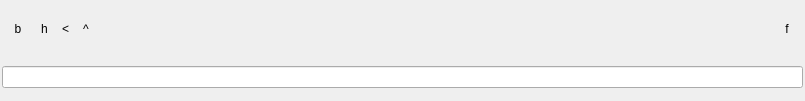
Grum999/BuliCommander, file bulicommander/bc/resources/bcpathbar.ui: the form before one commit.
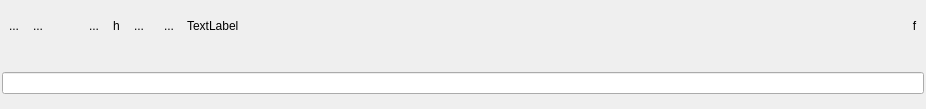
The form after the commit. The open tabs and pages were chosen to show the change. Icons and pictures are not drawn. Custom widgets are drawn as their Qt base class.

Patch:
```diff
--- a/bulicommander/bc/resources/bcpathbar.ui
+++ b/bulicommander/bc/resources/bcpathbar.ui
@@ -6,16 +6,22 @@
    <rect>
     <x>0</x>
     <y>0</y>
-    <width>805</width>
-    <height>101</height>
+    <width>926</width>
+    <height>109</height>
    </rect>
   </property>
   <property name="sizePolicy">
-   <sizepolicy hsizetype="Preferred" vsizetype="Maximum">
+   <sizepolicy hsizetype="Preferred" vsizetype="Fixed">
     <horstretch>0</horstretch>
     <verstretch>0</verstretch>
    </sizepolicy>
   </property>
+  <property name="minimumSize">
+   <size>
+    <width>0</width>
+    <height>0</height>
+   </size>
+  </property>
   <property name="windowTitle">
    <string>Frame</string>
   </property>
@@ -23,6 +29,9 @@
    <enum>QFrame::NoFrame</enum>
   </property>
   <layout class="QVBoxLayout" name="verticalLayout_2">
+   <property name="sizeConstraint">
+    <enum>QLayout::SetDefaultConstraint</enum>
+   </property>
    <property name="leftMargin">
     <number>0</number>
    </property>
@@ -38,11 +47,17 @@
    <item>
     <widget class="QWidget" name="widgetPath" native="true">
      <property name="sizePolicy">
-      <sizepolicy hsizetype="Preferred" vsizetype="Maximum">
+      <sizepolicy hsizetype="Preferred" vsizetype="Preferred">
        <horstretch>0</horstretch>
        <verstretch>0</verstretch>
       </sizepolicy>
      </property>
+     <property name="minimumSize">
+      <size>
+       <width>0</width>
+       <height>0</height>
+      </size>
+     </property>
      <layout class="QHBoxLayout" name="horizontalLayout_2">
       <property name="spacing">
        <number>0</number>
@@ -59,6 +74,51 @@
       <property name="bottomMargin">
        <number>2</number>
       </property>
+      <item>
+       <widget class="QToolButton" name="btHome">
+        <property name="toolTip">
+         <string>Go to user home directory</string>
+        </property>
+        <property name="statusTip">
+         <string>Go to user home directory</string>
+        </property>
+        <property name="text">
+         <string>...</string>
+        </property>
+        <property name="icon">
+         <iconset resource="dark_icons.qrc">
+          <normaloff>:/images/home</normaloff>:/images/home</iconset>
+        </property>
+        <property name="autoRaise">
+         <bool>true</bool>
+        </property>
+       </widget>
+      </item>
+      <item>
+       <widget class="QToolButton" name="btSavedViews">
+        <property name="toolTip">
+         <string>Views</string>
+        </property>
+        <property name="statusTip">
+         <string>Saved views list</string>
+        </property>
+        <property name="text">
+         <string>...</string>
+        </property>
+        <property name="icon">
+         <iconset resource="dark_icons.qrc">
+          <normaloff>:/images/saved_view</normaloff>
+          <disabledoff>:/images_d/saved_view</disabledoff>
+          <disabledon>:/images_d/saved_view</disabledon>:/images/saved_view</iconset>
+        </property>
+        <property name="popupMode">
+         <enum>QToolButton::InstantPopup</enum>
+        </property>
+        <property name="autoRaise">
+         <bool>true</bool>
+        </property>
+       </widget>
+      </item>
       <item>
        <widget class="QToolButton" name="btBookmark">
         <property name="sizePolicy">
@@ -98,7 +158,33 @@
          <string>Bookmark</string>
         </property>
         <property name="text">
-         <string>b</string>
+         <string/>
+        </property>
+        <property name="icon">
+         <iconset resource="dark_icons.qrc">
+          <normaloff>:/images/bookmarks</normaloff>
+          <disabledoff>:/images_d/bookmarks</disabledoff>
+          <disabledon>:/images_d/bookmarks</disabledon>:/images/bookmarks</iconset>
+        </property>
+        <property name="popupMode">
+         <enum>QToolButton::InstantPopup</enum>
+        </property>
+        <property name="autoRaise">
+         <bool>true</bool>
+        </property>
+       </widget>
+      </item>
+      <item>
+       <widget class="QToolButton" name="btLastDocuments">
+        <property name="toolTip">
+         <string>Last documents</string>
+        </property>
+        <property name="text">
+         <string>...</string>
+        </property>
+        <property name="icon">
+         <iconset resource="dark_icons.qrc">
+          <normaloff>:/images/saved_view_last</normaloff>:/images/saved_view_last</iconset>
         </property>
         <property name="popupMode">
          <enum>QToolButton::InstantPopup</enum>
@@ -122,29 +208,9 @@
        </widget>
       </item>
       <item>
-       <widget class="QToolButton" name="btBack">
-        <property name="text">
-         <string>&lt;</string>
-        </property>
-        <property name="autoRaise">
-         <bool>true</bool>
-        </property>
-       </widget>
-      </item>
-      <item>
-       <widget class="QToolButton" name="btUp">
-        <property name="text">
-         <string>^</string>
-        </property>
-        <property name="autoRaise">
-         <bool>true</bool>
-        </property>
-       </widget>
-      </item>
-      <item>
-       <widget class="BreadcrumbsAddressBar" name="frameBreacrumbPath">
+       <widget class="QStackedWidget" name="swBarMode">
         <property name="sizePolicy">
-         <sizepolicy hsizetype="Preferred" vsizetype="MinimumExpanding">
+         <sizepolicy hsizetype="Preferred" vsizetype="Maximum">
           <horstretch>0</horstretch>
           <verstretch>0</verstretch>
          </sizepolicy>
@@ -152,9 +218,152 @@
         <property name="frameShape">
          <enum>QFrame::NoFrame</enum>
         </property>
-        <property name="frameShadow">
-         <enum>QFrame::Raised</enum>
-        </property>
+        <widget class="QWidget" name="pagePath">
+         <layout class="QHBoxLayout" name="horizontalLayout">
+          <property name="spacing">
+           <number>6</number>
+          </property>
+          <property name="leftMargin">
+           <number>0</number>
+          </property>
+          <property name="topMargin">
+           <number>0</number>
+          </property>
+          <property name="rightMargin">
+           <number>0</number>
+          </property>
+          <property name="bottomMargin">
+           <number>0</number>
+          </property>
+          <item>
+           <widget class="QToolButton" name="btBack">
+            <property name="toolTip">
+             <string>Back</string>
+            </property>
+            <property name="statusTip">
+             <string>Go to previous directory</string>
+            </property>
+            <property name="text">
+             <string>&lt;</string>
+            </property>
+            <property name="icon">
+             <iconset resource="dark_icons.qrc">
+              <normaloff>:/images/goback</normaloff>
+              <disabledoff>:/images_d/goback</disabledoff>
+              <disabledon>:/images_d/goback</disabledon>:/images/goback</iconset>
+            </property>
+            <property name="autoRaise">
+             <bool>true</bool>
+            </property>
+           </widget>
+          </item>
+          <item>
+           <widget class="QToolButton" name="btUp">
+            <property name="toolTip">
+             <string>Up</string>
+            </property>
+            <property name="statusTip">
+             <string>Go to parent directory</string>
+            </property>
+            <property name="text">
+             <string>^</string>
+            </property>
+            <property name="icon">
+             <iconset resource="dark_icons.qrc">
+              <normaloff>:/images/goup</normaloff>
+              <disabledoff>:/images_d/goup</disabledoff>
+              <disabledon>:/images_d/goup</disabledon>:/images/goup</iconset>
+            </property>
+            <property name="autoRaise">
+             <bool>true</bool>
+            </property>
+           </widget>
+          </item>
+          <item>
+           <widget class="BreadcrumbsAddressBar" name="frameBreacrumbPath">
+            <property name="sizePolicy">
+             <sizepolicy hsizetype="Preferred" vsizetype="MinimumExpanding">
+              <horstretch>0</horstretch>
+              <verstretch>0</verstretch>
+             </sizepolicy>
+            </property>
+            <property name="frameShape">
+             <enum>QFrame::NoFrame</enum>
+            </property>
+            <property name="frameShadow">
+             <enum>QFrame::Raised</enum>
+            </property>
+           </widget>
+          </item>
+         </layout>
+        </widget>
+        <widget class="QWidget" name="pageQuery">
+         <property name="sizePolicy">
+          <sizepolicy hsizetype="Preferred" vsizetype="Maximum">
+           <horstretch>0</horstretch>
+           <verstretch>0</verstretch>
+          </sizepolicy>
+         </property>
+         <layout class="QHBoxLayout" name="horizontalLayout_3">
+          <property name="leftMargin">
+           <number>0</number>
+          </property>
+          <property name="topMargin">
+           <number>0</number>
+          </property>
+          <property name="rightMargin">
+           <number>0</number>
+          </property>
+          <property name="bottomMargin">
+           <number>0</number>
+          </property>
+          <item>
+           <widget class="QToolButton" name="btBack2">
+            <property name="text">
+             <string>...</string>
+            </property>
+            <property name="icon">
+             <iconset resource="dark_icons.qrc">
+              <normaloff>:/images/goback</normaloff>
+              <disabledoff>:/images_d/goback</disabledoff>
+              <disabledon>:/images_d/goback</disabledon>:/images/goback</iconset>
+            </property>
+            <property name="autoRaise">
+             <bool>true</bool>
+            </property>
+           </widget>
+          </item>
+          <item>
+           <widget class="QToolButton" name="btUp2">
+            <property name="text">
+             <string>...</string>
+            </property>
+            <property name="icon">
+             <iconset resource="dark_icons.qrc">
+              <normaloff>:/images/goup</normaloff>
+              <disabledoff>:/images_d/goup</disabledoff>
+              <disabledon>:/images_d/goup</disabledon>:/images/goup</iconset>
+            </property>
+            <property name="autoRaise">
+             <bool>true</bool>
+            </property>
+           </widget>
+          </item>
+          <item>
+           <widget class="QLabel" name="lblViewName">
+            <property name="minimumSize">
+             <size>
+              <width>0</width>
+              <height>0</height>
+             </size>
+            </property>
+            <property name="text">
+             <string>TextLabel</string>
+            </property>
+           </widget>
+          </item>
+         </layout>
+        </widget>
        </widget>
       </item>
       <item>
@@ -197,7 +406,7 @@
    <item>
     <widget class="QWidget" name="widgetQuery" native="true">
      <property name="sizePolicy">
-      <sizepolicy hsizetype="Preferred" vsizetype="Fixed">
+      <sizepolicy hsizetype="Preferred" vsizetype="Preferred">
        <horstretch>0</horstretch>
        <verstretch>0</verstretch>
       </sizepolicy>
@@ -216,7 +425,47 @@
        <number>2</number>
       </property>
       <item>
-       <widget class="QLineEdit" name="leFilterQuery"/>
+       <widget class="QFrame" name="frameFilter">
+        <property name="sizePolicy">
+         <sizepolicy hsizetype="Preferred" vsizetype="Fixed">
+          <horstretch>0</horstretch>
+          <verstretch>0</verstretch>
+         </sizepolicy>
+        </property>
+        <property name="frameShape">
+         <enum>QFrame::NoFrame</enum>
+        </property>
+        <property name="frameShadow">
+         <enum>QFrame::Raised</enum>
+        </property>
+        <layout class="QHBoxLayout" name="horizontalLayout_4">
+         <property name="spacing">
+          <number>0</number>
+         </property>
+         <property name="leftMargin">
+          <number>0</number>
+         </property>
+         <property name="topMargin">
+          <number>0</number>
+         </property>
+         <property name="rightMargin">
+          <number>0</number>
+         </property>
+         <property name="bottomMargin">
+          <number>0</number>
+         </property>
+         <item>
+          <widget class="QLineEdit" name="leFilterQuery">
+           <property name="statusTip">
+            <string>Quick filter: use wildcard * to filter files | To use regular expression, prefix filter with &quot;re:&quot;</string>
+           </property>
+           <property name="clearButtonEnabled">
+            <bool>true</bool>
+           </property>
+          </widget>
+         </item>
+        </layout>
+       </widget>
       </item>
      </layout>
     </widget>
```
Left out of the diff: 33 changed lines with no effect on the pictures.
